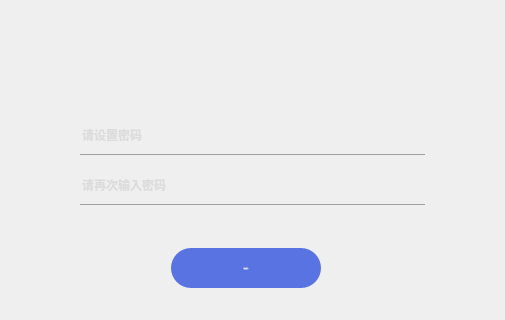
Before: the Qt Designer form XWCWallet/firstlogin.ui in Whitecoin-Owner/Whitecoin-qt, drawn with Qt 5; both pictures show x 233 to 738 and y 91 to 411 of the 960 by 540 pixel window.
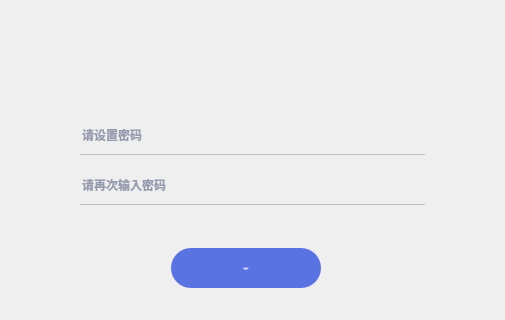
After: the same form once the commit is applied. Icons and pictures are not drawn.

Patch:
```diff
--- a/XWCWallet/firstlogin.ui
+++ b/XWCWallet/firstlogin.ui
@@ -93,8 +93,8 @@
     <enum>Qt::DefaultContextMenu</enum>
    </property>
    <property name="styleSheet">
-    <string notr="true">QLineEdit{background:transparent;border:none;border-bottom:1px solid rgb(160,160,160);
-color: rgb(202, 202, 202);border-radius:0px;}</string>
+    <string notr="true">QLineEdit{background:transparent;border:none;border-bottom:1px solid rgb(160,160,160,153);
+color: rgb(57,68,107);border-radius:0px;}</string>
    </property>
    <property name="echoMode">
     <enum>QLineEdit::Password</enum>
@@ -215,8 +215,8 @@
     <enum>Qt::DefaultContextMenu</enum>
    </property>
    <property name="styleSheet">
-    <string notr="true">QLineEdit{background:transparent;border:none;border-bottom:1px solid rgb(160,160,160);
-color: rgb(202, 202, 202);border-radius:0px;}</string>
+    <string notr="true">QLineEdit{background:transparent;border:none;border-bottom:1px solid rgb(160,160,160,153);
+color: rgb(57,68,107);border-radius:0px;}</string>
    </property>
    <property name="echoMode">
     <enum>QLineEdit::Password</enum>
```
